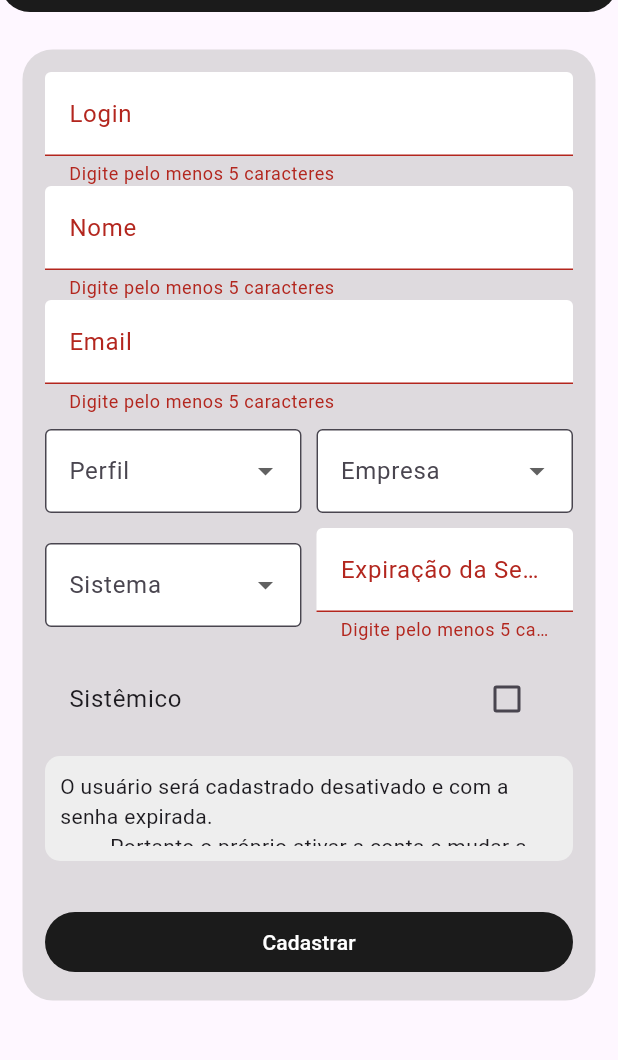
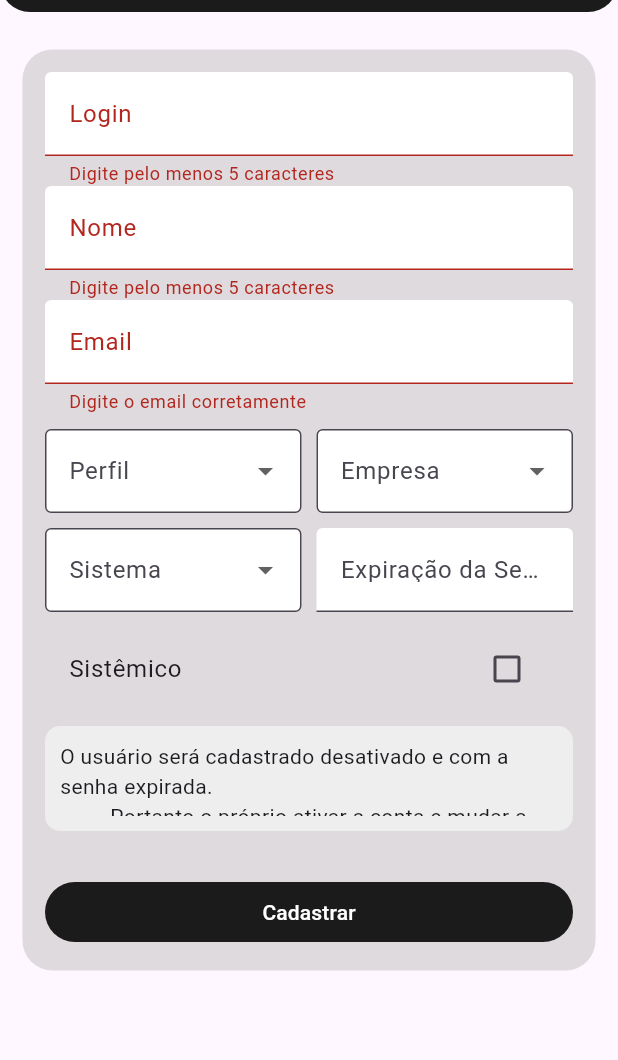
Before and after one commit to GuiAlvares01/CRUD---1, a Flutter app: the screen it shows after launch, after a tap on "Cadastrar", on a phone screen of 412 x 824 dp, the part 72-1132 px from its top. Run offline on Flutter 3.47's test engine with Material 3 defaults, Android fonts, the phone set to English and light mode, and no system bars.

Commit message:
atualizacao de arquivos

```diff
--- a/lib/field_form.dart
+++ b/lib/field_form.dart
@@ -46,17 +46,21 @@ class FieldForm extends StatelessWidget {
       validator: (value) {
         // Verifica se o campo é "Expiração de senha" e aplica a validação de data.
         if (label == 'Expiração de senha') {
+
+          if (label == 'Expiração da Senha') {
+            if (value == null || value.isEmpty) {
+              return 'Campo obrigatório';
+            }
+          }
+
           try {
-            // Tentamos analisar a data
             final date = DateFormat('dd/MM/yyyy').parseStrict(value!);
             final today = DateTime.now();
 
-            // Verifica se a data é inválida, como "0/0/0"
             if (date.year < 1 || date.month < 1 || date.month > 12 || date.day < 1 || date.day > 31) {
               return 'Digite uma data válida (dd/MM/yyyy)';
             }
 
-            // Verificação adicional para dias específicos em meses e ano bissexto
             final daysInMonth = DateTime(date.year, date.month + 1, 0).day;
             if (date.day > daysInMonth) {
               return 'O dia ${date.day} não existe no mês ${date.month}';
@@ -73,11 +77,11 @@ class FieldForm extends StatelessWidget {
         }
 
         // Validação para outros campos (não aplica ao campo de data)
-        if (value!.length < 5 && label != 'Expiração de senha') {
+        if (!this.isEmail && value!.length < 5 && label != 'Expiração da Senha') {
           return 'Digite pelo menos 5 caracteres';
         }
 
-        if (this.isEmail && !value.contains("@")) { // Validação extra para campos de e-mail
+        if (this.isEmail && (value == null || !value.contains("@"))) { // Validação extra para campos de e-mail
           return 'Digite o email corretamente';
         }
 
--- a/lib/user_form.dart
+++ b/lib/user_form.dart
@@ -22,6 +22,10 @@ class UserForm extends StatefulWidget {
 
 // Classe que gerencia o estado do formulário do usuário.
 class _UserFormState extends State<UserForm> {
+
+  String? selectedPerfil;
+  String? selectedEmpresa;
+  String? selectedSistema;
 
   // Define o título inicial da página como "Create User".
   String title = "Criar usuário";
@@ -72,6 +76,10 @@ class _UserFormState extends State<UserForm> {
     void save() {
       // Valida o formulário antes de salvar.
       final isValidate = _key.currentState?.validate();
+
+      controllerPerfil.text = selectedPerfil ?? '';
+      controllerEmpresa.text = selectedEmpresa ?? '';
+      controllerSistema.text = selectedSistema ?? '';
 
       // Se a validação falhar, interrompe o processo de salvamento.
       if (isValidate == false) {
@@ -161,6 +169,7 @@ class _UserFormState extends State<UserForm> {
       ),
       body: Padding( // Usa um layout de container reutilizável.
         padding: EdgeInsets.only(top: 10),
+        child: SingleChildScrollView(
           child: ContainerAll(
             child: Column(
               mainAxisSize: MainAxisSize.min,
@@ -196,8 +205,8 @@ class _UserFormState extends State<UserForm> {
                       Row(
                         children: [
                           Expanded(
-                          child: DropdownButtonFormField(
-                            value: controllerPerfil.text.isEmpty ? null: controllerPerfil.text,
+                            child: DropdownButtonFormField<String>(
+                              value: selectedPerfil, // Usa a variável de estado
                               decoration: InputDecoration(
                                 labelText: 'Perfil',
                                 border: OutlineInputBorder(),
@@ -218,9 +227,9 @@ class _UserFormState extends State<UserForm> {
                                   child: Text('Gerente'),
                                 ),
                               ],
-                            onChanged: (String? newValue){
+                              onChanged: (String? newValue) {
                                 setState(() {
-                                controllerPerfil.text = newValue ?? '';
+                                  selectedPerfil = newValue;
                                 });
                               },
                               isExpanded: true,
@@ -228,8 +237,8 @@ class _UserFormState extends State<UserForm> {
                           ),
                           SizedBox(width: 10), // Espaço entre os campos
                           Expanded(
-                          child: DropdownButtonFormField(
-                            value: controllerEmpresa.text.isEmpty ? null: controllerEmpresa.text,
+                            child: DropdownButtonFormField<String>(
+                              value: selectedEmpresa, // Usa a variável de estado
                               decoration: InputDecoration(
                                 labelText: 'Empresa',
                                 border: OutlineInputBorder(),
@@ -250,9 +259,9 @@ class _UserFormState extends State<UserForm> {
                                   child: Text('Gerdau'),
                                 ),
                               ],
-                            onChanged: (String? newValue){
+                              onChanged: (String? newValue) {
                                 setState(() {
-                                controllerEmpresa.text = newValue ?? '';
+                                  selectedEmpresa = newValue;
                                 });
                               },
                               isExpanded: true,
@@ -266,8 +275,8 @@ class _UserFormState extends State<UserForm> {
                       Row(
                         children: [
                           Expanded(
-                          child: DropdownButtonFormField(
-                            value: controllerSistema.text.isEmpty ? null: controllerSistema.text,
+                            child: DropdownButtonFormField<String>(
+                              value: selectedSistema, // Usa a variável de estado
                               decoration: InputDecoration(
                                 labelText: 'Sistema',
                                 border: OutlineInputBorder(),
@@ -288,13 +297,13 @@ class _UserFormState extends State<UserForm> {
                                   child: Text('SAP'),
                                 ),
                               ],
-                            onChanged: (String? newValue){
+                              onChanged: (String? newValue) {
                                 setState(() {
-                                controllerSistema.text = newValue ?? '';
+                                  selectedSistema = newValue;
                                 });
                               },
                               isExpanded: true,
-                          )
+                            ),
                           ),
                           SizedBox(width: 10), // Espaço entre os campos
                           Expanded(
@@ -355,6 +364,7 @@ class _UserFormState extends State<UserForm> {
             ),
           ),
         ),
+      ),
     );
   }
 }
```
Lines whose indentation alone changed are shown as unchanged.
